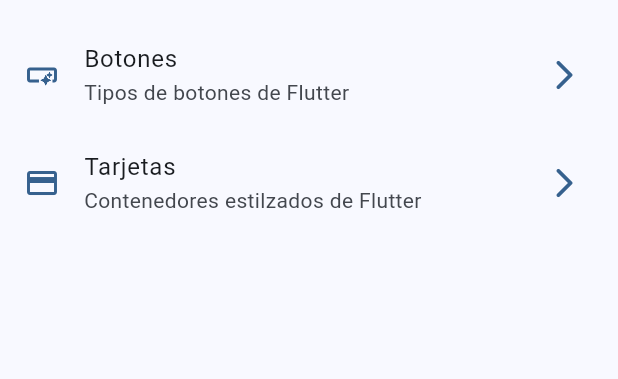
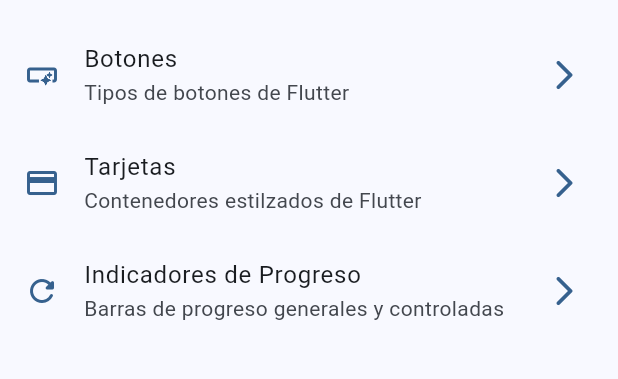
Before and after one commit to Axzyz/widgets_app, a Flutter app: the screen it shows after launch, on a phone screen of 412 x 824 dp, the part 63-442 px from its top. Run offline on Flutter 3.47's test engine with Material 3 defaults, Android fonts, the phone set to English and light mode, and no system bars; our stand-ins replace go_router.

```diff
--- a/lib/config/menu/menu_items.dart
+++ b/lib/config/menu/menu_items.dart
@@ -27,4 +27,10 @@ const appMenuItems = <MenuItem>[
     link: '/cards',
     icon: Icons.credit_card,
   ),
+  MenuItem(
+    title: 'Indicadores de Progreso',
+    subTitle: 'Barras de progreso generales y controladas',
+    link: '/progress',
+    icon: Icons.refresh_rounded,
+  ),
 ];
--- a/lib/config/router/app_router.dart
+++ b/lib/config/router/app_router.dart
@@ -18,5 +18,10 @@ final appRouter = GoRouter(
       name: CardsScreen.name,
       builder: (context, state) => const CardsScreen(),
     ),
+    GoRoute(
+      path: '/progress',
+      name: ProgressScreen.name,
+      builder: (context, state) => const ProgressScreen(),
+    ),
   ],
 );
```
Also changed, not shown: lib/presentation/screens/progress/progress_screen.dart (+58 -1 lines).
